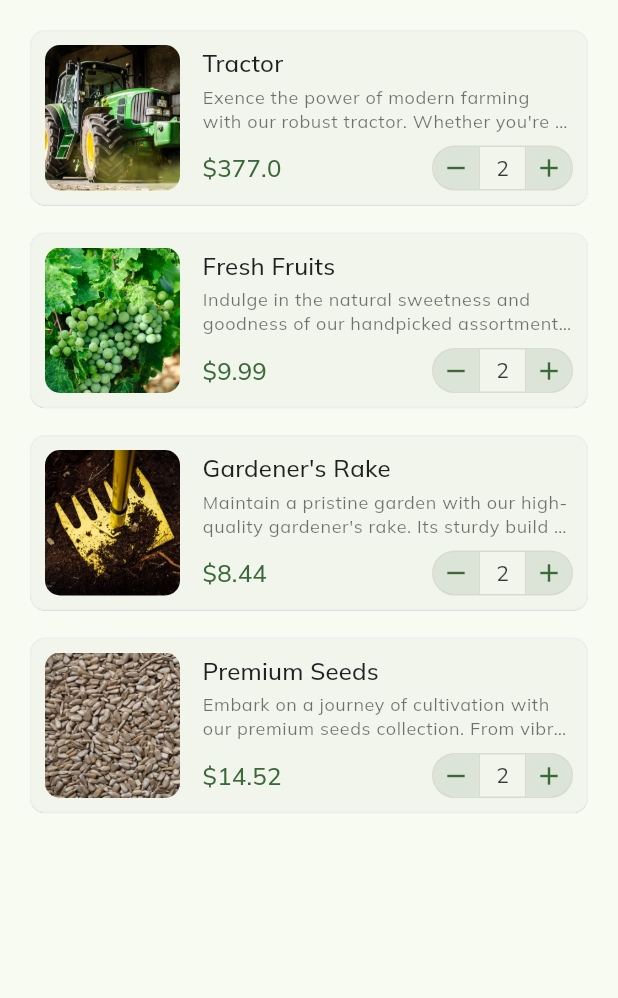
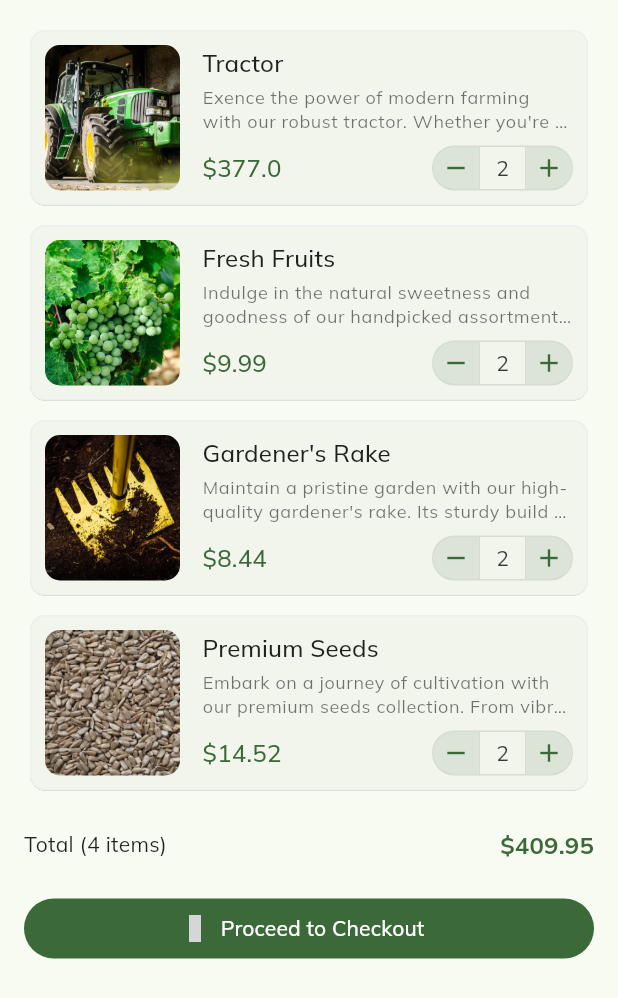
Before and after one commit to jeronasiedu/agriplant, a Flutter app: the CartPage screen opened directly, on a phone screen of 412 x 824 dp. Shown: the top 998 px of the screen. Run offline on Flutter 3.47's test engine with Material 2 defaults, Android fonts, the phone set to English and light mode, and no system bars; our stand-ins replace badges, flutter_iconly, google_fonts; grey boxes are pictures that could not be loaded.

Commit message:
refactor cart page

```diff
--- a/lib/pages/cart_page.dart
+++ b/lib/pages/cart_page.dart
@@ -1,6 +1,5 @@
-import 'dart:async';
-
 import 'package:agriplant/data/products.dart';
+import 'package:agriplant/widgets/cart_item.dart';
 import 'package:flutter/material.dart';
 import 'package:flutter_iconly/flutter_iconly.dart';
 
@@ -16,142 +15,49 @@ class _CartPageState extends State<CartPage> {
 
   @override
   Widget build(BuildContext context) {
+    final total =
+        cartItems.map((cartItem) => cartItem.price).reduce((value, element) => value + element).toStringAsFixed(2);
     return Scaffold(
-      body: ListView.separated(
+      body: SingleChildScrollView(
         padding: const EdgeInsets.all(16),
-        itemCount: cartItems.length,
-        separatorBuilder: (__, _) => const SizedBox(height: 10),
-        itemBuilder: (context, index) {
+        child: Column(
+          children: [
+            ...List.generate(
+              cartItems.length,
+              (index) {
                 final cartItem = cartItems[index];
-          return Dismissible(
-            key: UniqueKey(),
-            direction: DismissDirection.endToStart,
-            background: Container(
-              alignment: Alignment.centerRight,
-              padding: const EdgeInsets.only(right: 20),
-              decoration: BoxDecoration(
-                borderRadius: BorderRadius.circular(10),
-                color: Colors.red,
-              ),
-              child: const Icon(
-                IconlyLight.delete,
-                color: Colors.white,
-                size: 25,
-              ),
-            ),
-            confirmDismiss: (DismissDirection direction) async {
-              final completer = Completer<bool>();
-              ScaffoldMessenger.of(context).showSnackBar(
-                SnackBar(
-                  action: SnackBarAction(
-                    label: "Keep",
-                    onPressed: () {
-                      completer.complete(false);
-                      ScaffoldMessenger.of(context).removeCurrentSnackBar();
+                return Padding(
+                  padding: const EdgeInsets.only(bottom: 5),
+                  child: CartItem(cartItem: cartItem),
+                );
               },
             ),
-                  content: const Text(
-                    "Remove from cart?",
-                  ),
-                ),
-              );
-              Timer(const Duration(seconds: 4), () {
-                if (!completer.isCompleted) {
-                  completer.complete(true);
-                  ScaffoldMessenger.of(context).removeCurrentSnackBar();
-                }
-              });
-
-              return await completer.future;
-            },
-            child: SizedBox(
-              height: 125,
-              child: Card(
-                clipBehavior: Clip.antiAlias,
-                shape: RoundedRectangleBorder(
-                  borderRadius: const BorderRadius.all(Radius.circular(10)),
-                  side: BorderSide(color: Colors.grey.shade200),
-                ),
-                elevation: 0.1,
-                child: Padding(
-                  padding: const EdgeInsets.all(10),
-                  child: Row(
-                    children: [
-                      Container(
-                        height: double.infinity,
-                        width: 90,
-                        margin: const EdgeInsets.only(right: 15),
-                        decoration: BoxDecoration(
-                          borderRadius: BorderRadius.circular(10),
-                          image: DecorationImage(
-                            fit: BoxFit.cover,
-                            image: AssetImage(cartItem.image),
-                          ),
-                        ),
-                      ),
-                      Expanded(
-                        child: Column(
-                          crossAxisAlignment: CrossAxisAlignment.start,
-                          children: [
-                            Text(cartItem.name, style: Theme.of(context).textTheme.titleMedium),
-                            const SizedBox(height: 2),
-                            Text(
-                              cartItem.description,
-                              style: Theme.of(context).textTheme.bodySmall,
-                              overflow: TextOverflow.ellipsis,
-                              maxLines: 2,
-                            ),
-                            const Spacer(),
+            const SizedBox(height: 15),
             Row(
               mainAxisAlignment: MainAxisAlignment.spaceBetween,
               children: [
+                Text("Total (${cartItems.length} items)"),
                 Text(
-                                  "\$${cartItem.price}",
+                  "\$$total",
                   style: Theme.of(context).textTheme.titleMedium?.copyWith(
                         color: Theme.of(context).colorScheme.primary,
+                        fontWeight: FontWeight.bold,
                       ),
-                                ),
-                                SizedBox(
-                                  height: 30,
-                                  child: ToggleButtons(
-                                    borderRadius: BorderRadius.circular(99),
-                                    constraints: const BoxConstraints(
-                                      minHeight: 30,
-                                      minWidth: 30,
-                                    ),
-                                    selectedColor: Theme.of(context).colorScheme.primary,
-                                    isSelected: const [
-                                      true,
-                                      false,
-                                      true,
-                                    ],
-                                    children: const [
-                                      Icon(
-                                        Icons.remove,
-                                        size: 20,
-                                      ),
-                                      Text("2"),
-                                      Icon(
-                                        Icons.add,
-                                        size: 20,
-                                      ),
-                                    ],
-                                    onPressed: (int index) {},
-                                  ),
-                                ),
-                              ],
                 )
               ],
+            ),
+            const SizedBox(height: 20),
+            SizedBox(
+              width: double.infinity,
+              child: FilledButton.icon(
+                onPressed: () {},
+                label: const Text("Proceed to Checkout"),
+                icon: const Icon(IconlyBold.arrowRight),
               ),
             )
           ],
         ),
       ),
-              ),
-            ),
-          );
-        },
-      ),
     );
   }
 }
--- /dev/null
+++ b/lib/widgets/cart_item.dart
@@ -0,0 +1,144 @@
+import 'dart:async';
+
+import 'package:agriplant/models/product.dart';
+import 'package:flutter/material.dart';
+import 'package:flutter_iconly/flutter_iconly.dart';
+
+class CartItem extends StatelessWidget {
+  const CartItem({super.key, required this.cartItem});
+
+  final Product cartItem;
+
+  @override
+  Widget build(BuildContext context) {
+    return Dismissible(
+      key: UniqueKey(),
+      direction: DismissDirection.endToStart,
+      background: Container(
+        alignment: Alignment.centerRight,
+        padding: const EdgeInsets.only(right: 20),
+        decoration: BoxDecoration(
+          borderRadius: BorderRadius.circular(10),
+          color: Colors.red,
+        ),
+        child: const Icon(
+          IconlyLight.delete,
+          color: Colors.white,
+          size: 25,
+        ),
+      ),
+      confirmDismiss: (DismissDirection direction) async {
+        final completer = Completer<bool>();
+        ScaffoldMessenger.of(context).showSnackBar(
+          SnackBar(
+            duration: const Duration(seconds: 3),
+            action: SnackBarAction(
+              label: "Keep",
+              onPressed: () {
+                completer.complete(false);
+                ScaffoldMessenger.of(context).removeCurrentSnackBar();
+              },
+            ),
+            content: const Text(
+              "Remove from cart?",
+            ),
+          ),
+        );
+        Timer(const Duration(seconds: 3), () {
+          if (!completer.isCompleted) {
+            completer.complete(true);
+            ScaffoldMessenger.of(context).removeCurrentSnackBar();
+          }
+        });
+
+        return await completer.future;
+      },
+      child: SizedBox(
+        height: 125,
+        child: Card(
+          clipBehavior: Clip.antiAlias,
+          shape: RoundedRectangleBorder(
+            borderRadius: const BorderRadius.all(Radius.circular(10)),
+            side: BorderSide(color: Colors.grey.shade200),
+          ),
+          elevation: 0.1,
+          child: Padding(
+            padding: const EdgeInsets.all(10),
+            child: Row(
+              children: [
+                Container(
+                  height: double.infinity,
+                  width: 90,
+                  margin: const EdgeInsets.only(right: 15),
+                  decoration: BoxDecoration(
+                    borderRadius: BorderRadius.circular(10),
+                    image: DecorationImage(
+                      fit: BoxFit.cover,
+                      image: AssetImage(cartItem.image),
+                    ),
+                  ),
+                ),
+                Expanded(
+                  child: Column(
+                    crossAxisAlignment: CrossAxisAlignment.start,
+                    children: [
+                      Text(cartItem.name, style: Theme.of(context).textTheme.titleMedium),
+                      const SizedBox(height: 2),
+                      Text(
+                        cartItem.description,
+                        style: Theme.of(context).textTheme.bodySmall,
+                        overflow: TextOverflow.ellipsis,
+                        maxLines: 2,
+                      ),
+                      const Spacer(),
+                      Row(
+                        mainAxisAlignment: MainAxisAlignment.spaceBetween,
+                        children: [
+                          Text(
+                            "\$${cartItem.price}",
+                            style: Theme.of(context).textTheme.titleMedium?.copyWith(
+                                  color: Theme.of(context).colorScheme.primary,
+                                ),
+                          ),
+                          SizedBox(
+                            height: 30,
+                            child: ToggleButtons(
+                              borderRadius: BorderRadius.circular(99),
+                              constraints: const BoxConstraints(
+                                minHeight: 30,
+                                minWidth: 30,
+                              ),
+                              selectedColor: Theme.of(context).colorScheme.primary,
+                              isSelected: const [
+                                true,
+                                false,
+                                true,
+                              ],
+                              children: const [
+                                Icon(
+                                  Icons.remove,
+                                  size: 20,
+                                ),
+                                Text("2"),
+                                Icon(
+                                  Icons.add,
+                                  size: 20,
+                                ),
+                              ],
+                              onPressed: (int index) {},
+                            ),
+                          ),
+                        ],
+                      )
+                    ],
+                  ),
+                )
+              ],
+            ),
+          ),
+        ),
+      ),
+    );
+    ;
+  }
+}
```
Also changed, not shown: 1 other file. Lines whose indentation alone changed are shown as unchanged.
